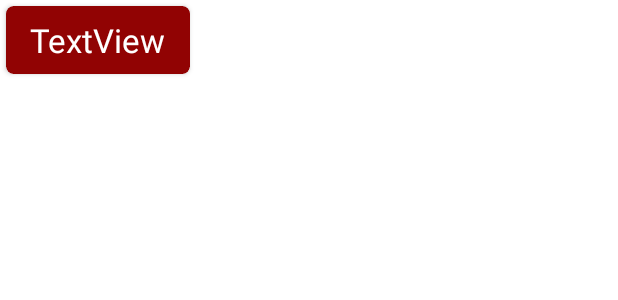
After one commit to kosstyango/StatusGenerator, an Android app: the layout category_item.xml on its own in the app's theme, with its tools: preview values and no code run, on a phone screen of 412 x 824 dp. The commit adds this screen. Shown: the top 300 px of the screen. Run offline under Robolectric (Android 15) with nearby library versions, the phone set to English and light mode, and no system bars.

Commit message:
Second commit

```diff
--- /dev/null
+++ b/app/src/main/res/layout/category_item.xml
@@ -0,0 +1,37 @@
+<?xml version="1.0" encoding="utf-8"?>
+<androidx.constraintlayout.widget.ConstraintLayout xmlns:android="http://schemas.android.com/apk/res/android"
+    xmlns:app="http://schemas.android.com/apk/res-auto"
+    android:layout_width="wrap_content"
+    android:layout_height="wrap_content">
+
+    <androidx.cardview.widget.CardView
+        android:id="@+id/cardViewCat"
+        android:layout_width="wrap_content"
+        android:layout_height="wrap_content"
+        android:layout_margin="4dp"
+        android:backgroundTint="#910303"
+        app:cardCornerRadius="5dp"
+        app:layout_constraintBottom_toBottomOf="parent"
+        app:layout_constraintEnd_toEndOf="parent"
+        app:layout_constraintStart_toStartOf="parent"
+        app:layout_constraintTop_toTopOf="parent">
+
+        <LinearLayout
+            android:layout_width="match_parent"
+            android:layout_height="match_parent"
+            android:layout_marginStart="8dp"
+            android:layout_marginEnd="8dp"
+            android:gravity="center"
+            android:orientation="vertical"
+            android:padding="8dp">
+
+            <TextView
+                android:id="@+id/tvCatTitle"
+                android:layout_width="wrap_content"
+                android:layout_height="wrap_content"
+                android:text="TextView"
+                android:textColor="@color/white"
+                android:textSize="22sp"/>
+        </LinearLayout>
+    </androidx.cardview.widget.CardView>
+</androidx.constraintlayout.widget.ConstraintLayout>
--- a/app/src/main/res/values/themes.xml
+++ b/app/src/main/res/values/themes.xml
@@ -10,7 +10,8 @@
         <item name="colorSecondaryVariant">@color/teal_700</item>
         <item name="colorOnSecondary">@color/black</item>
         <item name="android:windowFullscreen">true</item>
-
+        <item name="windowActionBar">false </item>
+        <item name="windowNoTitle">true</item>
         <!-- Status bar color. -->
         <item name="android:statusBarColor">?attr/colorPrimaryVariant</item>
         <!-- Customize your theme here. -->
```
Also changed, not shown: app/src/main/java/com/example/bestfitnessapp/MainActivity.kt (+16 -5 lines), app/src/main/java/com/example/bestfitnessapp/adapters/CategoryAdapter.kt (added, +45 -0 lines), app/src/main/java/com/example/bestfitnessapp/adapters/ContentManager.kt (added, +24 -0 lines), app/src/main/res/drawable-v24/ic_launcher_foreground.xml (+14 -2 lines), app/src/main/res/layout/activity_main.xml (+6 -4 lines), app/src/main/res/layout/activity_splash.xml (+4 -6 lines), app/src/main/res/drawable/fitness.jpg (deleted), app/src/main/res/drawable/masks2.jpg (added).
